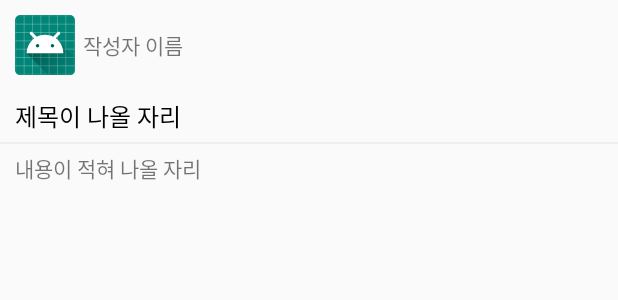
After one commit to sangone88/201911_KotlinFinalTest, an Android app: the layout board_list_item.xml on its own in the app's theme, with its tools: preview values and no code run, on a phone screen of 412 x 824 dp. The commit adds this screen. Shown: the top 300 px of the screen. Run offline under Robolectric (Android 15) with nearby library versions, the phone set to English and light mode, and no system bars.

```diff
--- a/app/src/main/java/com/tjoeun/a201911_kotlinfinaltest/BoardActivity.kt
+++ b/app/src/main/java/com/tjoeun/a201911_kotlinfinaltest/BoardActivity.kt
@@ -24,7 +24,7 @@ class BoardActivity : BaseActivity() {
     override fun setValues() {
         myViewPager.adapter = BoardViewPagerAdapter(supportFragmentManager)
 
-
+        myTabLayout.setupWithViewPager(myViewPager)
 
 //        토스트로 로그인한 사람의 이름을 띄워주자.
         if (GlobalData.loginUserData != null) {
--- a/app/src/main/java/com/tjoeun/a201911_kotlinfinaltest/adapters/BoardViewPagerAdapter.kt
+++ b/app/src/main/java/com/tjoeun/a201911_kotlinfinaltest/adapters/BoardViewPagerAdapter.kt
@@ -7,6 +7,13 @@ import com.tjoeun.a201911_kotlinfinaltest.fragments.BoardListFragment
 import com.tjoeun.a201911_kotlinfinaltest.fragments.NoticeListFragment
 
 class BoardViewPagerAdapter(fm:FragmentManager) : FragmentPagerAdapter(fm) {
+    override fun getPageTitle(position: Int): CharSequence? {
+        return when(position) {
+            0 -> "게시판"
+            else -> "공지사항"
+        }
+    }
+
     override fun getItem(position: Int): Fragment {
         return when(position) {
             0 -> {
--- a/app/src/main/res/layout/activity_board.xml
+++ b/app/src/main/res/layout/activity_board.xml
@@ -6,6 +6,11 @@
     android:layout_height="match_parent"
     android:orientation="vertical"
     tools:context=".BoardActivity">
+
+    <com.google.android.material.tabs.TabLayout
+        android:id="@+id/myTabLayout"
+        android:layout_width="match_parent"
+        android:layout_height="wrap_content" />
 
 
 
--- /dev/null
+++ b/app/src/main/res/layout/board_list_item.xml
@@ -0,0 +1,58 @@
+<?xml version="1.0" encoding="utf-8"?>
+<LinearLayout xmlns:android="http://schemas.android.com/apk/res/android"
+    android:orientation="vertical" android:layout_width="match_parent"
+    android:layout_height="match_parent">
+
+    <LinearLayout
+        android:layout_width="match_parent"
+        android:layout_height="wrap_content"
+        android:padding="10dp"
+        android:gravity="center_vertical"
+        android:orientation="horizontal">
+
+        <TextView
+            android:layout_width="40dp"
+            android:layout_height="40dp"
+            android:background="@mipmap/ic_launcher"/>
+
+        <TextView
+            android:layout_marginLeft="5dp"
+            android:layout_width="wrap_content"
+            android:layout_height="wrap_content"
+            android:text="작성자 이름" />
+
+    </LinearLayout>
+
+    <LinearLayout
+        android:layout_width="match_parent"
+        android:layout_height="wrap_content"
+        android:orientation="vertical">
+
+        <TextView
+            android:layout_width="wrap_content"
+            android:layout_height="wrap_content"
+            android:layout_marginLeft="10dp"
+            android:layout_marginTop="5dp"
+            android:text="제목이 나올 자리"
+            android:textColor="#000000"
+            android:textSize="16sp" />
+
+        <TextView
+            android:layout_width="match_parent"
+            android:layout_height="1dp"
+            android:background="#EFEFEF"
+            android:layout_marginTop="5dp" />
+
+        <TextView
+            android:layout_width="wrap_content"
+            android:layout_height="wrap_content"
+            android:layout_marginLeft="10dp"
+            android:layout_marginTop="5dp"
+            android:text="내용이 적혀 나올 자리" />
+
+
+    </LinearLayout>
+
+
+
+</LinearLayout>
--- /dev/null
+++ b/app/src/main/res/layout/notice_list_item.xml
@@ -0,0 +1,6 @@
+<?xml version="1.0" encoding="utf-8"?>
+<LinearLayout xmlns:android="http://schemas.android.com/apk/res/android"
+    android:orientation="vertical" android:layout_width="match_parent"
+    android:layout_height="match_parent">
+
+</LinearLayout>
```
